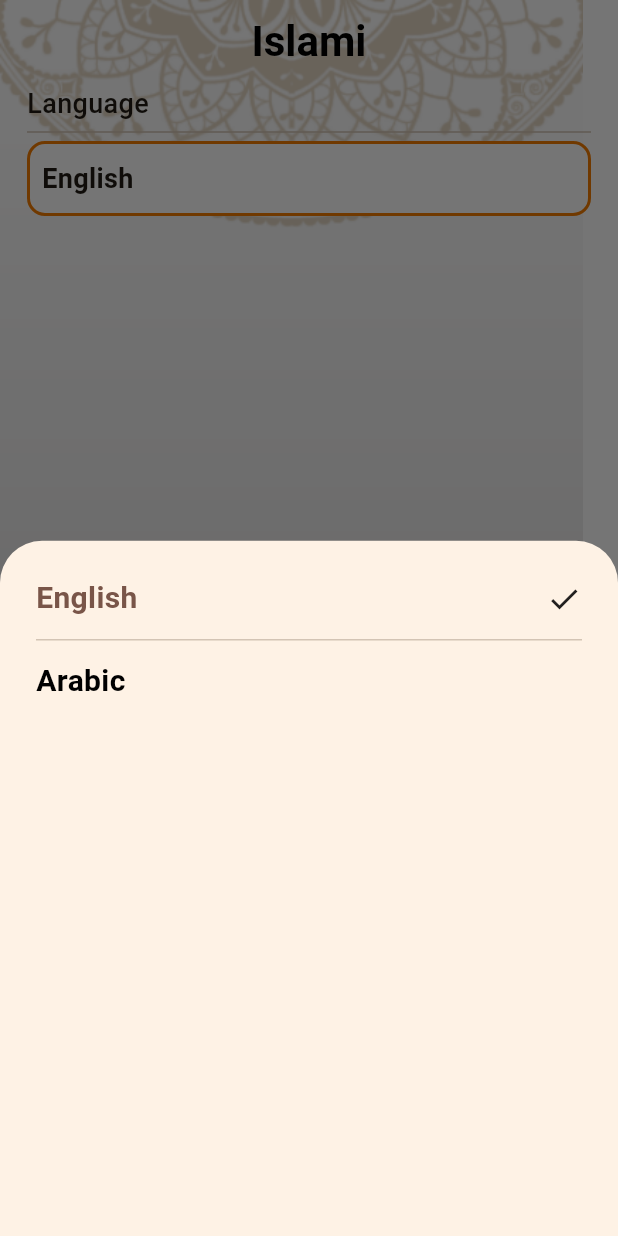
After one commit to abdallahalnagar188/islami_flutter, a Flutter app: the screen it shows after launch, item 5 of the bottom bar chosen, after a tap on "English", on a phone screen of 412 x 824 dp. The commit adds this screen. Run offline on Flutter 3.47's test engine with Material 3 defaults, Android fonts, the phone set to English and light mode, and no system bars; generated files the repository leaves out were written again.

Commit message:
finish localization with provider

```diff
--- a/lib/l10n/app_ar.arb
+++ b/lib/l10n/app_ar.arb
@@ -6,5 +6,7 @@
   "sebhaTap": "سبحه",
   "radioTap": "راديو",
   "chapterName": "اسم السوره",
-  "hadethNum": "احاديث"
+  "hadethNum": "احاديث",
+  "settings": "الاعدادات",
+  "language": "اللغه"
 }
--- a/lib/l10n/app_en.arb
+++ b/lib/l10n/app_en.arb
@@ -6,6 +6,8 @@
   "sebhaTap": "Sebha",
   "radioTap": "Radio",
   "chapterName": "Sora Name",
-  "hadethNum": "Ahadeth"
+  "hadethNum": "Ahadeth",
+  "settings": "Settings",
+  "language": "Language"
 
 }
--- a/lib/main.dart
+++ b/lib/main.dart
@@ -1,12 +1,21 @@
 import 'package:flutter/material.dart';
-import 'package:flutter_localizations/flutter_localizations.dart';
 import 'package:islami_flutter/ui/hadeth/hadeth_details_screen.dart';
 import 'package:islami_flutter/ui/home_screen.dart';
+import 'package:islami_flutter/ui/providers/LanguageProvider.dart';
 import 'package:islami_flutter/ui/quran/soura_details_screen.dart';
 import 'package:islami_flutter/ui/them/islami_theme.dart';
 import 'package:flutter_gen/gen_l10n/app_localizations.dart';
+import 'package:provider/provider.dart';
+
 void main() {
-  runApp(const MyApp());
+  runApp(
+    ChangeNotifierProvider(
+      create: (BuildContext context) {
+        return LanguageProvider();
+      },
+      child: const MyApp(),
+    ),
+  );
 }
 
 class MyApp extends StatelessWidget {
@@ -15,17 +24,18 @@ class MyApp extends StatelessWidget {
   // This widget is the root of your application.
   @override
   Widget build(BuildContext context) {
+    LanguageProvider languageProvider = Provider.of<LanguageProvider>(context);
     return MaterialApp(
       routes: {
         HomeScreen.routeName: (_) => HomeScreen(),
         SouraDetailsScreen.routeName: (_) => SouraDetailsScreen(),
-        HadethDetailsScreen.routName:(_)=> HadethDetailsScreen()
+        HadethDetailsScreen.routName: (_) => HadethDetailsScreen(),
       },
       initialRoute: HomeScreen.routeName,
       theme: IslamiTheme.lightTheme,
       localizationsDelegates: AppLocalizations.localizationsDelegates,
       supportedLocales: AppLocalizations.supportedLocales,
-      locale: Locale("ar"),
+      locale: languageProvider.currentLocale, // 👈 use dynamic locale
     );
   }
 }
--- /dev/null
+++ b/lib/ui/common/appSettingsBottomSheet.dart
@@ -0,0 +1,61 @@
+import 'package:flutter/material.dart';
+import 'package:provider/provider.dart';
+import '../providers/LanguageProvider.dart';
+import 'language_provider.dart'; // import your LanguageProvider
+
+class AppSettingsBottomSheet extends StatelessWidget {
+  const AppSettingsBottomSheet({super.key});
+
+  @override
+  Widget build(BuildContext context) {
+    final languageProvider = Provider.of<LanguageProvider>(context);
+    final currentLang = languageProvider.currentLocale.languageCode;
+
+    return SizedBox(
+      width: double.infinity,
+      child: Padding(
+        padding: const EdgeInsets.all(24.0),
+        child: Column(
+          crossAxisAlignment: CrossAxisAlignment.start,
+          children: [
+            InkWell(
+              onTap: () {
+                if (currentLang != 'en') {
+                  languageProvider.setLanguage('en');
+                }
+              },
+              child: getItem(context, "English", currentLang == 'en'),
+            ),
+            const Divider(height: 26),
+            InkWell(
+              onTap: () {
+                if (currentLang != 'ar') {
+                  languageProvider.setLanguage('ar');
+                }
+              },
+              child: getItem(context, "Arabic", currentLang == 'ar'),
+            ),
+          ],
+        ),
+      ),
+    );
+  }
+
+  Widget getItem(BuildContext context, String text, bool selected) {
+    return Row(
+      mainAxisAlignment: MainAxisAlignment.spaceBetween,
+      children: [
+        Text(
+          text,
+          style: TextStyle(
+            color: selected ? Colors.brown.shade500 : Colors.black,
+            fontSize: 20,
+            fontWeight: FontWeight.w600,
+            fontStyle: FontStyle.normal,
+          ),
+        ),
+        if (selected) const Icon(Icons.check),
+      ],
+    );
+  }
+}
--- a/lib/ui/home_screen.dart
+++ b/lib/ui/home_screen.dart
@@ -3,6 +3,7 @@ import 'package:islami_flutter/ui/hadeth/hadeth_tab.dart';
 import 'package:islami_flutter/ui/quran/quran_tab.dart';
 import 'package:islami_flutter/ui/radio/radio_tab.dart';
 import 'package:islami_flutter/ui/sebha/sebha_tab.dart';
+import 'package:islami_flutter/ui/settings/settings_tab.dart';
 import 'package:islami_flutter/ui/them/islami_theme.dart';
 import 'package:islami_flutter/ui/ui_utils.dart';
 import 'package:flutter_gen/gen_l10n/app_localizations.dart';
@@ -55,6 +56,11 @@ class _HomeScreenState extends State<HomeScreen> {
                 label: AppLocalizations.of(context)!.radioTap,
                 backgroundColor: IslamiTheme.appColor,
               ),
+              BottomNavigationBarItem(
+                icon: ImageIcon(AssetImage(MyImages.settingsIv)),
+                label: AppLocalizations.of(context)!.settings,
+                backgroundColor: IslamiTheme.appColor,
+              ),
             ],
           ),
         ),
@@ -64,5 +70,5 @@ class _HomeScreenState extends State<HomeScreen> {
 }
 
 var tabs = [
-  QuranTab(), HadethTab(),SebhaTab(),RadioTab()
+  QuranTab(), HadethTab(),SebhaTab(),RadioTab(),SettingsTab()
 ];
--- /dev/null
+++ b/lib/ui/providers/LanguageProvider.dart
@@ -0,0 +1,22 @@
+import 'package:flutter/material.dart';
+
+
+class LanguageProvider extends ChangeNotifier {
+  Locale _currentLocale = const Locale('en');
+
+  Locale get currentLocale => _currentLocale;
+
+  void toggleLanguage() {
+    if (_currentLocale.languageCode == 'en') {
+      _currentLocale = const Locale('ar');
+    } else {
+      _currentLocale = const Locale('en');
+    }
+    notifyListeners();
+  }
+
+  void setLanguage(String languageCode) {
+    _currentLocale = Locale(languageCode);
+    notifyListeners();
+  }
+}
--- /dev/null
+++ b/lib/ui/settings/settings_tab.dart
@@ -0,0 +1,65 @@
+import 'package:flutter/material.dart';
+import 'package:flutter_gen/gen_l10n/app_localizations.dart';
+import 'package:islami_flutter/ui/common/appSettingsBottomSheet.dart';
+import 'package:provider/provider.dart';
+
+import '../providers/LanguageProvider.dart';
+
+class SettingsTab extends StatefulWidget {
+  const SettingsTab({super.key});
+
+  @override
+  State<SettingsTab> createState() => _SettingsTabState();
+}
+
+class _SettingsTabState extends State<SettingsTab> {
+  @override
+  Widget build(BuildContext context) {
+    LanguageProvider languageProvider = Provider.of<LanguageProvider>(context);
+
+    return Padding(
+      padding: const EdgeInsets.symmetric(horizontal: 18.0),
+      child: Column(
+        crossAxisAlignment: CrossAxisAlignment.start,
+        children: [
+          Text(
+            textAlign: TextAlign.start,
+            AppLocalizations.of(context)!.language,
+            style: TextStyle(fontSize: 18, fontWeight: FontWeight.w500),
+          ),
+          Divider(height: 12),
+          InkWell(
+            onTap: () {
+              showLanguageBottomSheet(context);
+            },
+            child: Container(
+              padding: EdgeInsets.symmetric(vertical: 10, horizontal: 8),
+              width: double.infinity,
+              decoration: BoxDecoration(
+                color: Colors.white,
+                border: Border.all(width: 2, color: Colors.orange.shade700),
+                shape: BoxShape.rectangle,
+                borderRadius: BorderRadius.circular(12),
+              ),
+              child: Text(
+                  languageProvider.currentLocale.languageCode == 'ar'
+                      ? 'العربية'
+                      : 'English',
+                style: TextStyle(fontSize: 18, fontWeight: FontWeight.bold),
+              ),
+            ),
+          ),
+        ],
+      ),
+    );
+  }
+
+  void showLanguageBottomSheet(BuildContext context) {
+    showModalBottomSheet(
+      context: context,
+      builder: (context) {
+        return AppSettingsBottomSheet();
+      },
+    );
+  }
+}
--- a/lib/ui/ui_utils.dart
+++ b/lib/ui/ui_utils.dart
@@ -8,4 +8,5 @@ class MyImages {
   static const String quranIv = "assets/images/quran_image.png";
   static const String hadethIv = "assets/images/hadeth_image.png";
   static const String bodyOfSeb7a = "assets/images/body_of_seb7a.png";
+  static const String settingsIv = "assets/images/settings.png";
 }
--- a/pubspec.yaml
+++ b/pubspec.yaml
@@ -35,6 +35,7 @@ dependencies:
     sdk: flutter
 
   intl: any
+  provider: ^6.1.5
 
   # The following adds the Cupertino Icons font to your application.
   # Use with the CupertinoIcons class for iOS style icons.
```
Also changed, not shown: assets/images/settings.png (added), pubspec.lock.
